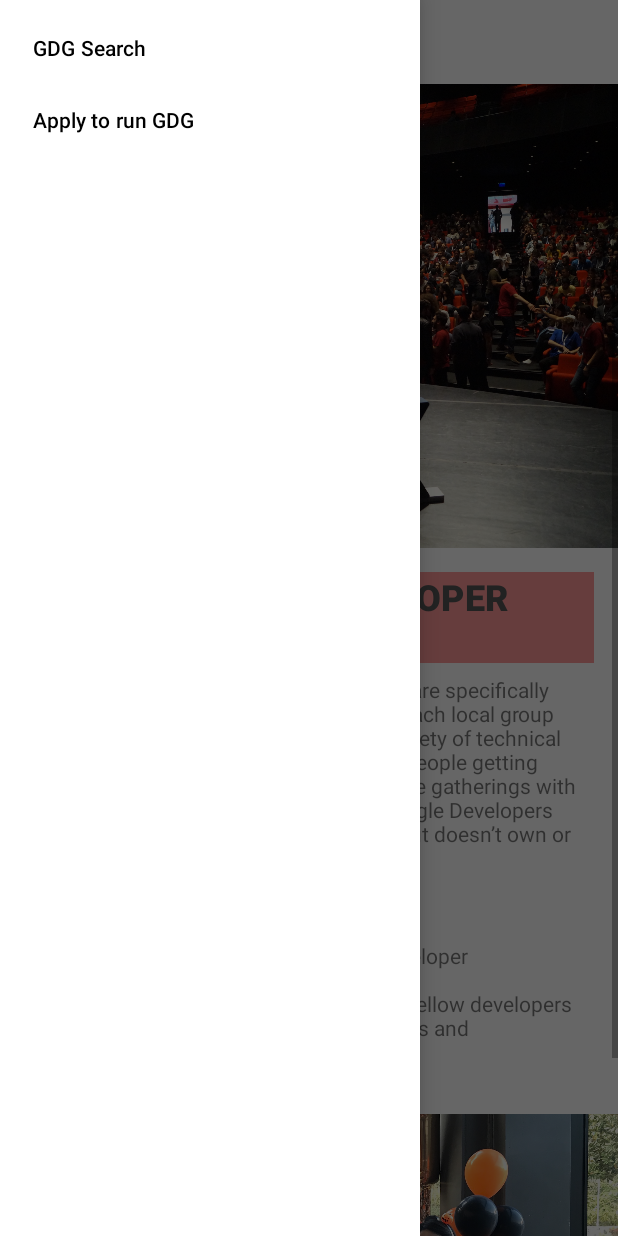
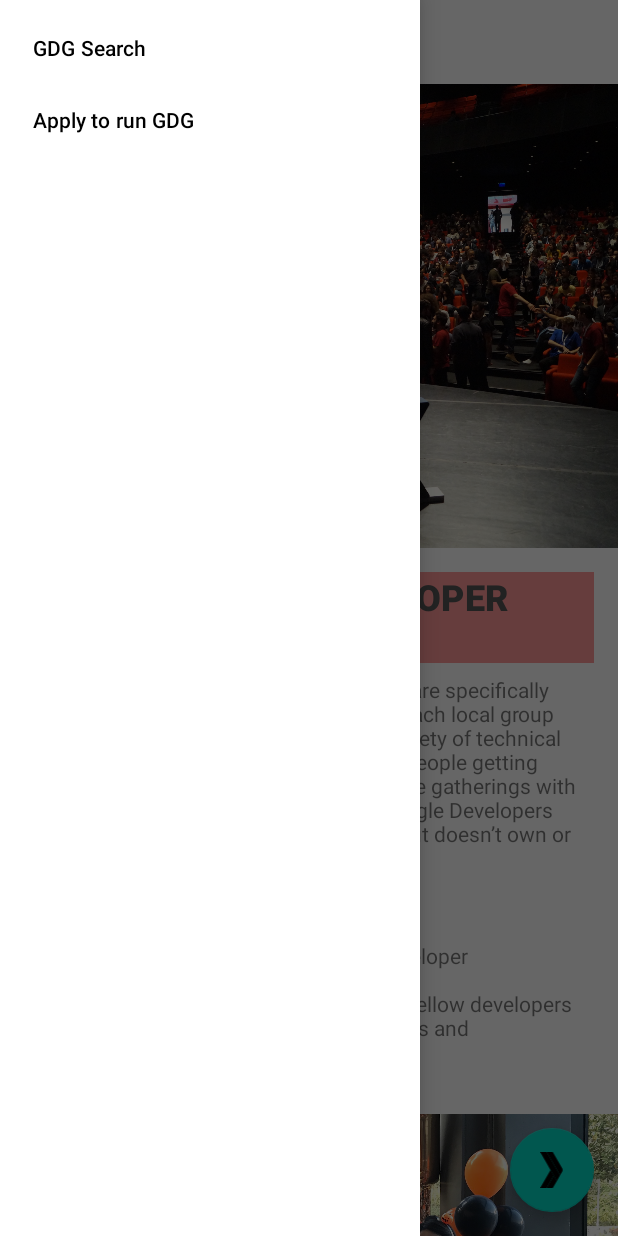
Before and after one commit to mozgolom112/Sber-Android-Education, an Android app: the screen it shows after launch (MainActivity), with the side drawer open, on a phone screen of 412 x 824 dp. Run offline under Robolectric (Android 15) with nearby library versions, the phone set to English and light mode, and no system bars; our stand-ins replace navigation-ui; Roboto replaces fonts that are not available here; 1 statement that could not run was skipped.

Commit message:
Add a Floating Action Button

```diff
--- a/Dev_Android_Apps_with_Kotlin/Lesson_10/andfun-kotlin-gdg-finder-starter-code/app/src/main/java/com/example/android/gdgfinder/home/HomeFragment.kt
+++ b/Dev_Android_Apps_with_Kotlin/Lesson_10/andfun-kotlin-gdg-finder-starter-code/app/src/main/java/com/example/android/gdgfinder/home/HomeFragment.kt
@@ -4,9 +4,13 @@
 import android.view.LayoutInflater
 import android.view.View
 import android.view.ViewGroup
+import androidx.databinding.adapters.ViewBindingAdapter.setClickListener
 import androidx.fragment.app.Fragment
 import androidx.fragment.app.viewModels
+import androidx.lifecycle.Observer
+import androidx.navigation.fragment.findNavController
 import com.example.android.gdgfinder.R
+import kotlinx.android.synthetic.main.home_fragment.*
 
 class HomeFragment : Fragment() {
 
@@ -16,8 +20,30 @@
         fun newInstance() = HomeFragment()
     }
 
-    override fun onCreateView(inflater: LayoutInflater, container: ViewGroup?,
-                              savedInstanceState: Bundle?): View? =
+    override fun onCreateView(
+        inflater: LayoutInflater, container: ViewGroup?,
+        savedInstanceState: Bundle?
+    ): View? =
         inflater.inflate(R.layout.home_fragment, container, false)
 
+    override fun onViewCreated(view: View, savedInstanceState: Bundle?) {
+        super.onViewCreated(view, savedInstanceState)
+        setObservers()
+        setClickListener()
+    }
+
+    private fun setObservers() {
+        viewModel.apply {
+            navigateToSearch.observe(viewLifecycleOwner, Observer { navigate ->
+                if (navigate) {
+                    findNavController().navigate(R.id.action_homeFragment_to_gdgListFragment)
+                    onNavigatedToSearch()
+                }
+            })
+        }
+    }
+
+    private fun setClickListener() {
+        btnFloatingAction.setOnClickListener { viewModel.onFabClicked() }
+    }
 }
--- a/Dev_Android_Apps_with_Kotlin/Lesson_10/andfun-kotlin-gdg-finder-starter-code/app/src/main/java/com/example/android/gdgfinder/search/GdgChapterRepository.kt
+++ b/Dev_Android_Apps_with_Kotlin/Lesson_10/andfun-kotlin-gdg-finder-starter-code/app/src/main/java/com/example/android/gdgfinder/search/GdgChapterRepository.kt
@@ -1,6 +1,7 @@
 package com.example.android.gdgfinder.search
 
 import android.location.Location
+import android.util.Log
 import android.widget.Toast
 import com.example.android.gdgfinder.network.*
 import kotlinx.coroutines.*
@@ -95,10 +96,9 @@
             try {
                 deferred.await()
             }
-            catch (exp: HttpException){
-                this.cancel()
+            catch (exp: Throwable){
+                Log.e("Error http", exp.message)
                 SortedData.from(GdgResponse(Filter(listOf()), listOf()), location)
-                //throw(exp)
             }
         }
         return result
--- a/Dev_Android_Apps_with_Kotlin/Lesson_10/andfun-kotlin-gdg-finder-starter-code/app/src/main/java/com/example/android/gdgfinder/search/GdgListViewModel.kt
+++ b/Dev_Android_Apps_with_Kotlin/Lesson_10/andfun-kotlin-gdg-finder-starter-code/app/src/main/java/com/example/android/gdgfinder/search/GdgListViewModel.kt
@@ -61,8 +61,8 @@
         viewModelScope.launch {
             try {
                 repository.onLocationChanged(location)
-            } catch (exp: HttpException) {
-                exceptionError.value = exp
+            } catch (exp: Throwable) {
+                exceptionError.value = exp as HttpException
             }
             onQueryChanged()
         }
--- a/Dev_Android_Apps_with_Kotlin/Lesson_10/andfun-kotlin-gdg-finder-starter-code/app/src/main/res/layout/home_fragment.xml
+++ b/Dev_Android_Apps_with_Kotlin/Lesson_10/andfun-kotlin-gdg-finder-starter-code/app/src/main/res/layout/home_fragment.xml
@@ -1,7 +1,11 @@
 <?xml version="1.0" encoding="utf-8"?>
-<ScrollView xmlns:android="http://schemas.android.com/apk/res/android"
+<androidx.coordinatorlayout.widget.CoordinatorLayout xmlns:android="http://schemas.android.com/apk/res/android"
     xmlns:app="http://schemas.android.com/apk/res-auto"
     xmlns:tools="http://schemas.android.com/tools"
+    android:layout_width="match_parent"
+    android:layout_height="match_parent">
+
+    <androidx.core.widget.NestedScrollView
         android:layout_width="match_parent"
         android:layout_height="match_parent">
 
@@ -25,9 +29,9 @@
 
             <TextView
                 android:id="@+id/txtvTitle"
+                style="@style/TextAppearance.Title"
                 android:layout_width="0dp"
                 android:layout_height="wrap_content"
-            style="@style/TextAppearance.Title"
                 android:layout_marginTop="16dp"
                 android:background="#ff9999"
                 android:fontFamily="monospace"
@@ -40,11 +44,11 @@
 
             <TextView
                 android:id="@+id/txtvSubtitle"
+                style="@style/TextAppearance.Subtitle"
                 android:layout_width="0dp"
                 android:layout_height="wrap_content"
                 android:layout_marginTop="13dp"
                 android:text="@string/gdgs_are"
-            style="@style/TextAppearance.Subtitle"
                 app:layout_constraintEnd_toStartOf="@id/end_grid"
                 app:layout_constraintStart_toEndOf="@id/start_grid"
                 app:layout_constraintTop_toBottomOf="@+id/txtvIntro" />
@@ -96,4 +100,13 @@
                 android:orientation="vertical"
                 app:layout_constraintGuide_end="16dp" />
         </androidx.constraintlayout.widget.ConstraintLayout>
-</ScrollView>
+    </androidx.core.widget.NestedScrollView>
+
+    <com.google.android.material.floatingactionbutton.FloatingActionButton
+        android:id="@+id/btnFloatingAction"
+        android:layout_width="wrap_content"
+        android:layout_height="wrap_content"
+        android:layout_gravity="end|bottom"
+        android:layout_margin="16dp"
+        app:srcCompat="@drawable/ic_gdg" />
+</androidx.coordinatorlayout.widget.CoordinatorLayout>
```
Lines whose indentation alone changed are shown as unchanged.
